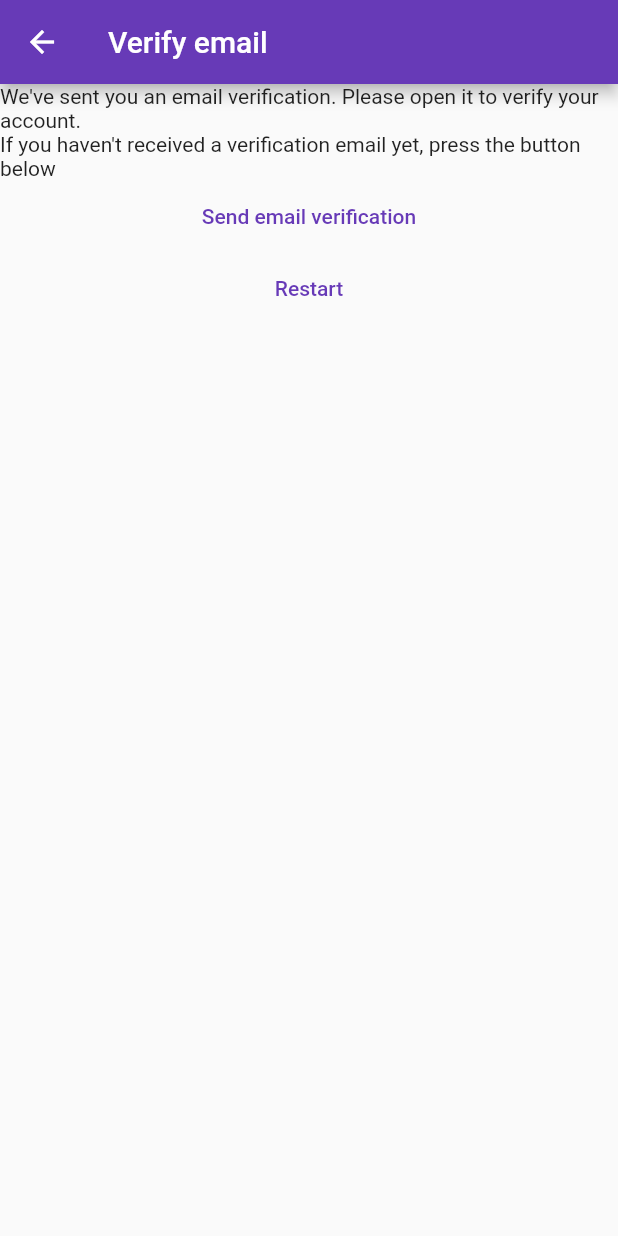
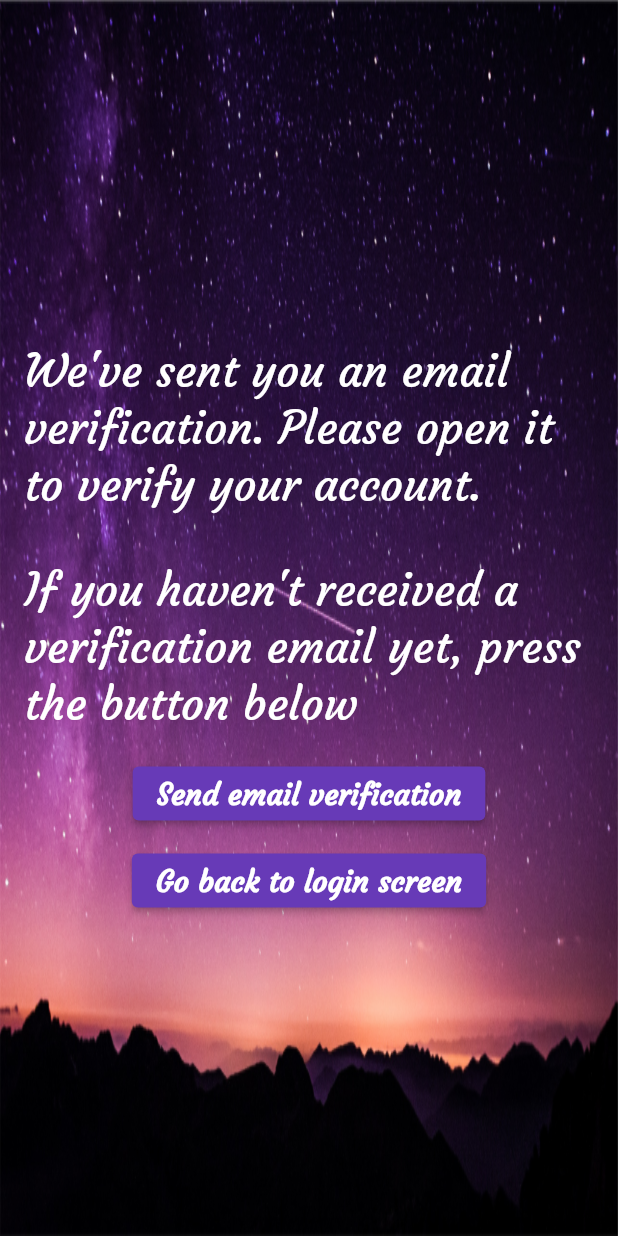
Before and after one commit to PattyCoding123/mobile_motivation, a Flutter app: the VerifyEmailView screen opened directly, on a phone screen of 412 x 824 dp. Run offline on Flutter 3.47's test engine with Material 2 defaults, Android fonts, the light colour scheme and no system bars; our stand-ins replace bloc, cloud_firestore, equatable, firebase_auth, firebase_core, flutter_bloc and 1 more; accounts and stored records are empty; network calls fail.

Commit message:
step-13 Completely overhauled the verify email view. Created a new constant file that is meant to set the style for the elevated buttons throughout the map.  Also made final touches for the forgot_password_view.

```diff
--- /dev/null
+++ b/lib/constants/elevated_button_style.dart
@@ -0,0 +1,10 @@
+import 'package:flutter/material.dart';
+import 'package:mobile_motivation/constants/font_constants.dart';
+
+final ButtonStyle style = ElevatedButton.styleFrom(
+  textStyle: const TextStyle(
+    fontSize: 20,
+    fontFamily: courgetteFamily,
+    fontWeight: FontWeight.bold,
+  ),
+);
--- a/lib/views/verify_email_view.dart
+++ b/lib/views/verify_email_view.dart
@@ -1,5 +1,7 @@
 import 'package:flutter/material.dart';
 import 'package:flutter_bloc/flutter_bloc.dart';
+import 'package:mobile_motivation/constants/elevated_button_style.dart';
+import 'package:mobile_motivation/constants/font_constants.dart';
 import 'package:mobile_motivation/services/auth/bloc/auth_bloc.dart';
 
 class VerifyEmailView extends StatefulWidget {
@@ -12,33 +14,76 @@ class VerifyEmailView extends StatefulWidget {
 class _VerifyEmailViewState extends State<VerifyEmailView> {
   @override
   Widget build(BuildContext context) {
+    Size size = MediaQuery.of(context).size;
+
     return Scaffold(
-      appBar: AppBar(
-        title: const Text('Verify email'),
+      body: SingleChildScrollView(
+        child: Stack(
+          alignment: Alignment.center,
+          children: [
+            // Displays the background image asset when the LoginView is built.
+            Image.asset(
+              'assets/images/background_3.jpg',
+              width: size.width,
+              height: size.height,
+              fit: BoxFit.fill,
             ),
-      body: Column(
+            Column(
+              mainAxisAlignment: MainAxisAlignment.center,
+              crossAxisAlignment: CrossAxisAlignment.center,
+              mainAxisSize: MainAxisSize.min,
               children: [
-          const Text(
-              "We've sent you an email verification. Please open it to verify your account."),
-          const Text(
-              "If you haven't received a verification email yet, press the button below"),
-          TextButton(
+                const Padding(
+                  padding: EdgeInsets.all(16.0),
+                  child: Text(
+                    "We've sent you an email verification. Please open it to verify your account.",
+                    style: TextStyle(
+                      fontFamily: courgetteFamily,
+                      fontSize: 30.0,
+                      color: Colors.white,
+                    ),
+                  ),
+                ),
+                const Padding(
+                  padding: EdgeInsets.all(16.0),
+                  child: Text(
+                    "If you haven't received a verification email yet, press the button below",
+                    style: TextStyle(
+                      fontFamily: courgetteFamily,
+                      fontSize: 30.0,
+                      color: Colors.white,
+                    ),
+                  ),
+                ),
+                ElevatedButton(
+                  style: style,
                   onPressed: () {
                     context.read<AuthBloc>().add(
                           const AuthEventSendEmailVerification(),
                         );
                   },
-            child: const Text('Send email verification'),
+                  child: const Text(
+                    'Send email verification',
                   ),
-          TextButton(
+                ),
+                const SizedBox(
+                  height: 10.0,
+                ),
+                ElevatedButton(
+                  style: style,
                   onPressed: () {
                     context.read<AuthBloc>().add(
                           const AuthEventLogOut(),
                         );
                   },
-            child: const Text('Restart'),
+                  child: const Text(
+                    'Go back to login screen',
+                  ),
                 ),
               ],
+            ),
+          ],
+        ),
       ),
     );
   }
```
Also changed, not shown: lib/views/forgot_password_view.dart (+37 -22 lines), lib/views/login_view.dart (+1 -10 lines), lib/views/main_ui/custom_widgets/login_form.dart (+1 -10 lines), lib/views/main_ui/custom_widgets/register_form.dart (+1 -10 lines), lib/views/main_ui/custom_widgets/reset_password_form.dart (+16 -12 lines), lib/views/register_view.dart (+2 -27 lines). Lines whose indentation alone changed are shown as unchanged.
